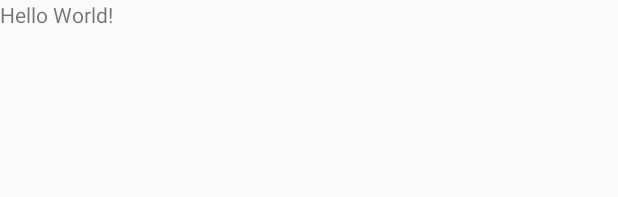
After one commit to shuangjiang169/RoadInspect, an Android app: the layout other.xml on its own in the app's theme, with its tools: preview values and no code run, on a phone screen of 412 x 824 dp. The commit adds this screen. Shown: the top 197 px of the screen. Run offline under Robolectric (Android 15) with nearby library versions, the phone set to English and light mode, and no system bars.

Commit message:
change menuicon,click it can jump to otheractivity:instruction

```diff
--- a/app/src/main/AndroidManifest.xml
+++ b/app/src/main/AndroidManifest.xml
@@ -43,6 +43,7 @@
        <activity android:name=".MainActivity" />
         android:label="Test"
        <activity android:name=".RegisterActivity" />
+        <activity android:name=".OtherActivity"/>
 
         <service android:name=".SensingFunction">
         </service>
--- /dev/null
+++ b/app/src/main/res/layout/other.xml
@@ -0,0 +1,14 @@
+<?xml version="1.0" encoding="utf-8"?>
+<!-- 该文件是OtherActivity.java文件所使用的布局文件 -->
+<LinearLayout xmlns:android="http://schemas.android.com/apk/res/android"
+    android:orientation="vertical"
+    android:layout_width="fill_parent"
+    android:layout_height="fill_parent"
+    >
+<TextView
+	android:id="@+id/myTextView"
+	android:layout_width="fill_parent"
+	android:layout_height="wrap_content"
+	android:text="Hello World!"
+	/>
+</LinearLayout>
--- a/app/src/main/res/menu/toolbar.xml
+++ b/app/src/main/res/menu/toolbar.xml
@@ -3,8 +3,8 @@
     xmlns:andoid="http://schemas.android.com/apk/res-auto">
     xmlns:android ="http://schemas.android.com/apk/res-auto">
     <item
-        android:id="@+id/backup"
-        android:icon="@drawable/ic_backup"
+        android:id="@+id/instruction"
+        android:icon="@drawable/ic_instruction"
         android:title="Backup"
         andoid:showAsAction="always"/>
     <item
```
Also changed, not shown: app/src/main/java/com/example/boyceng/roadinspect/MainActivity.java (+13 -21 lines), app/src/main/java/com/example/boyceng/roadinspect/OtherActivity.java (added, +23 -0 lines), app/src/main/res/drawable/ic_backup.png (deleted), app/src/main/res/drawable/ic_instruction.png (added).
